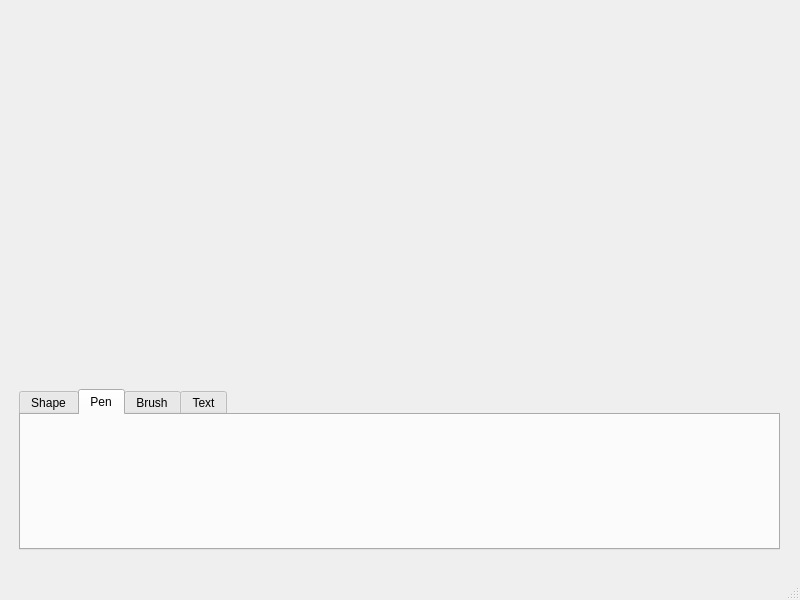
This is mainwindow.ui in Rothcolt/PetCemetery as Qt 5 draws it before an edit. The edited form follows.
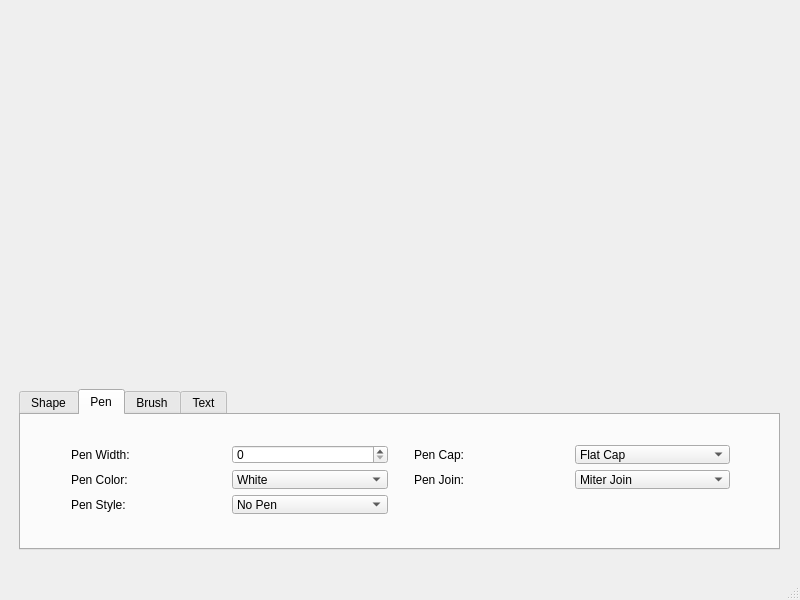
This is the edited form. The open tabs and pages were chosen to show the change. Custom widgets are drawn as their Qt base class.

Commit message: Created pen and brush tabs, with property editors

What changed in the file:
```diff
--- a/mainwindow.ui
+++ b/mainwindow.ui
@@ -582,6 +582,203 @@
        <attribute name="title">
         <string>Pen</string>
        </attribute>
+       <widget class="QWidget" name="gridLayoutWidget">
+        <property name="geometry">
+         <rect>
+          <x>39</x>
+          <y>19</y>
+          <width>681</width>
+          <height>91</height>
+         </rect>
+        </property>
+        <layout class="QGridLayout" name="pen_grid">
+         <property name="sizeConstraint">
+          <enum>QLayout::SetNoConstraint</enum>
+         </property>
+         <item row="2" column="0">
+          <widget class="QLabel" name="pen_style_label">
+           <property name="text">
+            <string>Pen Style: </string>
+           </property>
+          </widget>
+         </item>
+         <item row="1" column="3">
+          <widget class="QLabel" name="pen_join_label">
+           <property name="text">
+            <string>Pen Join: </string>
+           </property>
+          </widget>
+         </item>
+         <item row="1" column="2">
+          <spacer name="horizontalSpacer">
+           <property name="orientation">
+            <enum>Qt::Horizontal</enum>
+           </property>
+           <property name="sizeType">
+            <enum>QSizePolicy::Minimum</enum>
+           </property>
+           <property name="sizeHint" stdset="0">
+            <size>
+             <width>20</width>
+             <height>20</height>
+            </size>
+           </property>
+          </spacer>
+         </item>
+         <item row="0" column="0">
+          <widget class="QLabel" name="pen_width_label">
+           <property name="text">
+            <string>Pen Width: </string>
+           </property>
+          </widget>
+         </item>
+         <item row="1" column="0">
+          <widget class="QLabel" name="pen_color_label">
+           <property name="text">
+            <string>Pen Color: </string>
+           </property>
+          </widget>
+         </item>
+         <item row="0" column="3">
+          <widget class="QLabel" name="pen_cap_label">
+           <property name="text">
+            <string>Pen Cap: </string>
+           </property>
+          </widget>
+         </item>
+         <item row="1" column="1">
+          <widget class="QComboBox" name="pen_color">
+           <property name="currentIndex">
+            <number>0</number>
+           </property>
+           <item>
+            <property name="text">
+             <string>White</string>
+            </property>
+           </item>
+           <item>
+            <property name="text">
+             <string>Black</string>
+            </property>
+           </item>
+           <item>
+            <property name="text">
+             <string>Red</string>
+            </property>
+           </item>
+           <item>
+            <property name="text">
+             <string>Green</string>
+            </property>
+           </item>
+           <item>
+            <property name="text">
+             <string>Blue</string>
+            </property>
+           </item>
+           <item>
+            <property name="text">
+             <string>Cyan</string>
+            </property>
+           </item>
+           <item>
+            <property name="text">
+             <string>Magenta</string>
+            </property>
+           </item>
+           <item>
+            <property name="text">
+             <string>Yellow</string>
+            </property>
+           </item>
+           <item>
+            <property name="text">
+             <string>Gray</string>
+            </property>
+           </item>
+          </widget>
+         </item>
+         <item row="0" column="1">
+          <widget class="QSpinBox" name="pen_width">
+           <property name="maximum">
+            <number>20</number>
+           </property>
+          </widget>
+         </item>
+         <item row="2" column="1">
+          <widget class="QComboBox" name="pen_style">
+           <item>
+            <property name="text">
+             <string>No Pen</string>
+            </property>
+           </item>
+           <item>
+            <property name="text">
+             <string>Solid Line</string>
+            </property>
+           </item>
+           <item>
+            <property name="text">
+             <string>Dash Line</string>
+            </property>
+           </item>
+           <item>
+            <property name="text">
+             <string>Dot Line</string>
+            </property>
+           </item>
+           <item>
+            <property name="text">
+             <string>Dash Dot Line</string>
+            </property>
+           </item>
+           <item>
+            <property name="text">
+             <string>Dash Dot Dot Line</string>
+            </property>
+           </item>
+          </widget>
+         </item>
+         <item row="1" column="4">
+          <widget class="QComboBox" name="pen_join">
+           <item>
+            <property name="text">
+             <string>Miter Join</string>
+            </property>
+           </item>
+           <item>
+            <property name="text">
+             <string>Bevel Join</string>
+            </property>
+           </item>
+           <item>
+            <property name="text">
+             <string>Round Join</string>
+            </property>
+           </item>
+          </widget>
+         </item>
+         <item row="0" column="4">
+          <widget class="QComboBox" name="pen_cap">
+           <item>
+            <property name="text">
+             <string>Flat Cap</string>
+            </property>
+           </item>
+           <item>
+            <property name="text">
+             <string>Square Cap</string>
+            </property>
+           </item>
+           <item>
+            <property name="text">
+             <string>Round Cap</string>
+            </property>
+           </item>
+          </widget>
+         </item>
+        </layout>
+       </widget>
       </widget>
       <widget class="QWidget" name="brush_tab">
        <attribute name="title">
```
Left out of the diff: 143 changed lines with no effect on the pictures.
